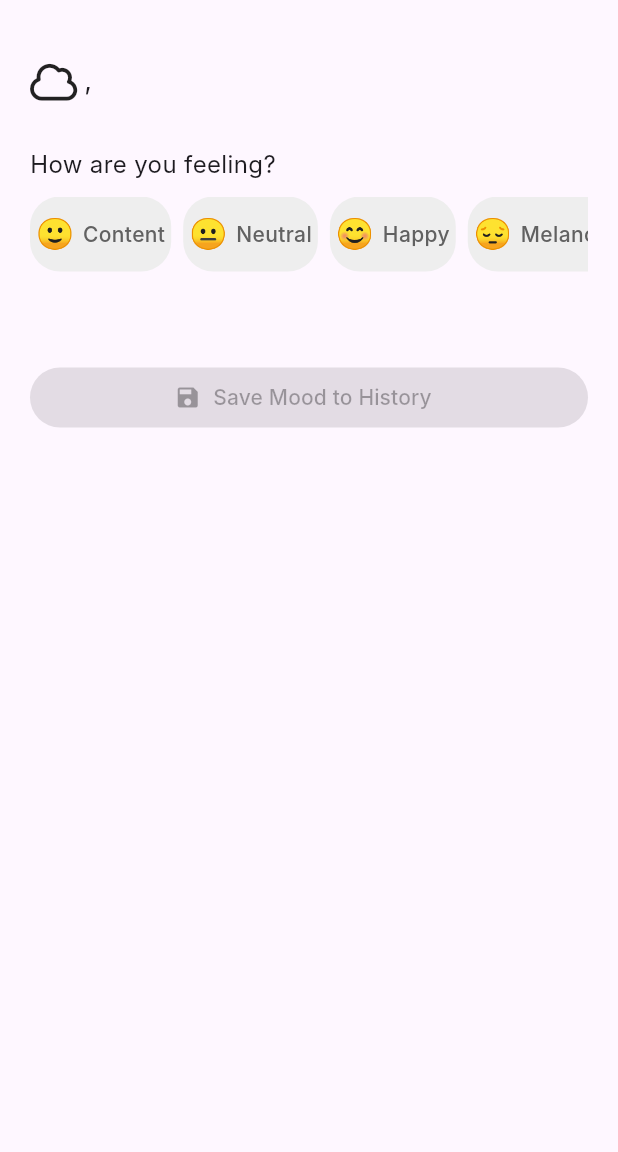
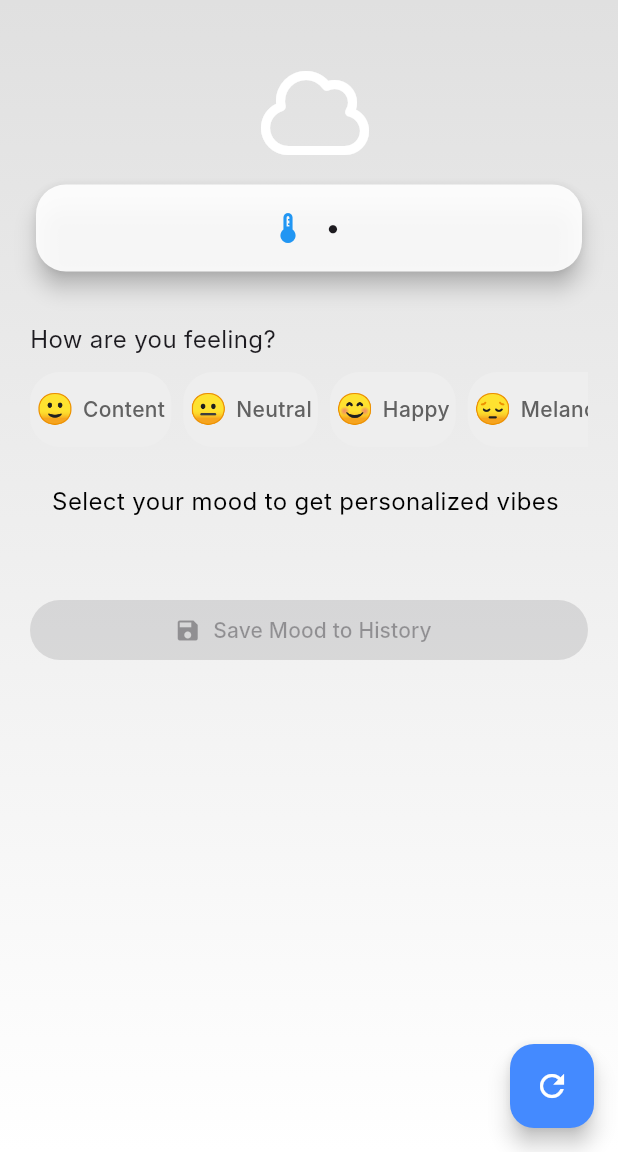
Before and after one commit to Tsukii-stitch/Auracast, a Flutter app: the screen it shows after launch, on a phone screen of 412 x 824 dp, the part 84-1236 px from its top. Run offline on Flutter 3.47's test engine with Material 3 defaults, Android fonts, the light colour scheme and no system bars; our stand-ins replace font_awesome_flutter, shared_preferences; network calls fail; Roboto replaces fonts that are missing (Inter).

Commit message:
Update weather_page.dart

```diff
--- a/lib/pages/weather_page.dart
+++ b/lib/pages/weather_page.dart
@@ -8,7 +8,6 @@ import '../models/recommendation.dart';
 import 'forecast_page.dart';
 import 'package:font_awesome_flutter/font_awesome_flutter.dart';
 
-
 class WeatherPage extends StatefulWidget {
   const WeatherPage({super.key});
 
@@ -16,17 +15,28 @@ class WeatherPage extends StatefulWidget {
   State<WeatherPage> createState() => _WeatherPageState();
 }
 
-class _WeatherPageState extends State<WeatherPage> {
+class _WeatherPageState extends State<WeatherPage>
+    with SingleTickerProviderStateMixin {
   String _temperature = "";
   String _weatherDescription = "";
   bool _isLoading = true;
   String _error = "";
   String? _selectedMood;
+  late AnimationController _iconController;
 
   @override
   void initState() {
     super.initState();
     _fetchWeather();
+    _iconController =
+        AnimationController(vsync: this, duration: const Duration(seconds: 3))
+          ..repeat(reverse: true);
+  }
+
+  @override
+  void dispose() {
+    _iconController.dispose();
+    super.dispose();
   }
 
   Future<void> _fetchWeather() async {
@@ -92,7 +102,23 @@ class _WeatherPageState extends State<WeatherPage> {
     }
   }
 
-
+  List<Color> _getBackgroundColors(String desc) {
+    switch (desc) {
+      case "Clear Sky":
+        return [Colors.orange.shade300, Colors.yellow.shade100];
+      case "Partly Cloudy":
+        return [Colors.blue.shade200, Colors.white];
+      case "Rainy":
+      case "Drizzle":
+        return [Colors.blueGrey.shade400, Colors.blueGrey.shade100];
+      case "Thunderstorm":
+        return [Colors.deepPurple.shade700, Colors.grey.shade900];
+      case "Snowy":
+        return [Colors.lightBlue.shade100, Colors.white];
+      default:
+        return [Colors.grey.shade300, Colors.white];
+    }
+  }
 
   @override
   Widget build(BuildContext context) {
@@ -117,7 +143,21 @@ class _WeatherPageState extends State<WeatherPage> {
           const TopRightIcon(),
         ],
       ),
-      body: SafeArea(
+      floatingActionButton: FloatingActionButton(
+        onPressed: _fetchWeather,
+        backgroundColor: Colors.blueAccent,
+        child: const Icon(Icons.refresh, color: Colors.white),
+      ),
+      body: AnimatedContainer(
+        duration: const Duration(seconds: 1),
+        decoration: BoxDecoration(
+          gradient: LinearGradient(
+            colors: _getBackgroundColors(_weatherDescription),
+            begin: Alignment.topCenter,
+            end: Alignment.bottomCenter,
+          ),
+        ),
+        child: SafeArea(
           child: _isLoading
               ? const Center(child: CircularProgressIndicator())
               : Padding(
@@ -126,13 +166,47 @@ class _WeatherPageState extends State<WeatherPage> {
                     children: [
                       const SizedBox(height: 20),
 
-                    Row(
+                      // Animated weather icon with subtle motion
+                      Center(
+                        child: AnimatedBuilder(
+                          animation: _iconController,
+                          builder: (context, child) {
+                            return Transform.translate(
+                              offset: Offset(0, 5 * _iconController.value),
+                              child: Icon(
+                                _getWeatherIcon(),
+                                size: 64,
+                                color: Colors.white,
+                              ),
+                            );
+                          },
+                        ),
+                      ),
+                      const SizedBox(height: 15),
+
+                      // Daily summary card
+                      Card(
+                        shape: RoundedRectangleBorder(
+                            borderRadius: BorderRadius.circular(20)),
+                        color: Colors.white.withOpacity(0.9),
+                        elevation: 6,
+                        child: Padding(
+                          padding: const EdgeInsets.all(16),
+                          child: Row(
+                            mainAxisAlignment: MainAxisAlignment.center,
                             children: [
-                        Icon(_getWeatherIcon(), size: 28),
+                              const Icon(Icons.thermostat, color: Colors.blue),
                               const SizedBox(width: 8),
-                        Text("$_temperature, $_weatherDescription",
-                            style: const TextStyle(fontSize: 18)),
+                              Text(
+                                "$_temperature • $_weatherDescription",
+                                style: const TextStyle(
+                                  fontSize: 18,
+                                  fontWeight: FontWeight.w500,
+                                ),
+                              ),
                             ],
+                          ),
+                        ),
                       ),
 
                       const SizedBox(height: 30),
@@ -146,14 +220,37 @@ class _WeatherPageState extends State<WeatherPage> {
                         },
                       ),
 
-                    const SizedBox(height: 30),
+                      const SizedBox(height: 25),
 
+                      // Animated prompt text
                       AnimatedSwitcher(
                         duration: const Duration(milliseconds: 400),
                         child: _selectedMood == null
-                          ? const SizedBox.shrink()
-                          : Column(
-                              key: ValueKey(_selectedMood),
+                            ? const Text(
+                                "Select your mood to get personalized vibes ",
+                                key: ValueKey('prompt'),
+                                style: TextStyle(
+                                  fontSize: 16,
+                                  color: Colors.black,
+                                ),
+                              )
+                            : Text(
+                                _selectedMood == null
+                                  ? "Select your mood to get personalized vibes "
+                                  : "Here’s something for your ${_selectedMood!.toLowerCase()} mood ",
+                                  style: const TextStyle(
+                                  fontSize: 16,
+                                ),
+                              ),
+                      ),
+
+                      const SizedBox(height: 20),
+
+                      // Animated recommendation list
+                      AnimatedOpacity(
+                        duration: const Duration(milliseconds: 500),
+                        opacity: _selectedMood != null ? 1 : 0,
+                        child: Column(
                           children: recommendations
                               .map((rec) => RecommendationCard(
                                     recommendation: rec,
@@ -175,6 +272,7 @@ class _WeatherPageState extends State<WeatherPage> {
                   ),
                 ),
         ),
+      ),
     );
   }
 }
```
Lines whose indentation alone changed are shown as unchanged.
